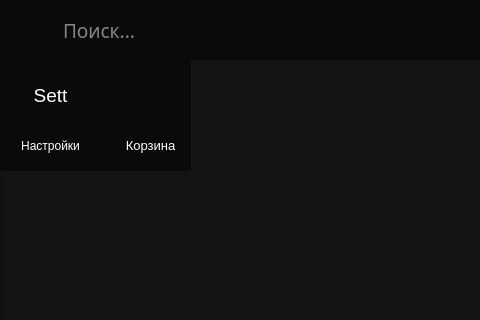
The window that Note.ui (archeopteryx-bit/qt_yalyceum_project) describes before a commit, drawn with Qt 5; both pictures show x 0 to 480 and y 0 to 320 of the 803 by 634 pixel window.
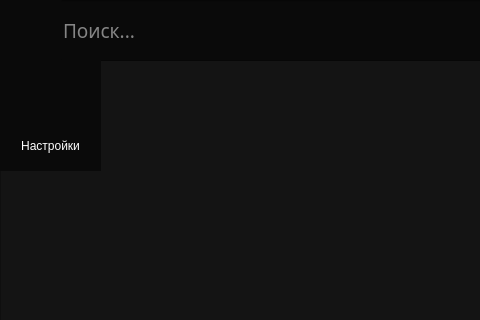
The same window after the commit. Icons and pictures are not drawn.

Diff of the .ui file:
```diff
--- a/Note.ui
+++ b/Note.ui
@@ -211,7 +211,7 @@
      <rect>
       <x>0</x>
       <y>60</y>
-      <width>191</width>
+      <width>101</width>
       <height>111</height>
      </rect>
     </property>
@@ -236,35 +236,7 @@
       <string notr="true">color: rgb(255, 255, 255);</string>
      </property>
      <property name="text">
-      <string>Sett</string>
-     </property>
-     <property name="autoRepeat">
-      <bool>false</bool>
-     </property>
-     <property name="flat">
-      <bool>true</bool>
-     </property>
-    </widget>
-    <widget class="QPushButton" name="basket_button">
-     <property name="geometry">
-      <rect>
-       <x>110</x>
-       <y>0</y>
-       <width>81</width>
-       <height>71</height>
-      </rect>
-     </property>
-     <property name="font">
-      <font>
-       <pointsize>14</pointsize>
-      </font>
-     </property>
-     <property name="styleSheet">
-      <string notr="true">color: rgb(255, 255, 255);</string>
-     </property>
-     <property name="icon">
-      <iconset>
-       <normaloff>Sprites/basket.png</normaloff>Sprites/basket.png</iconset>
+      <string/>
      </property>
      <property name="iconSize">
       <size>
@@ -272,34 +244,13 @@
        <height>50</height>
       </size>
      </property>
+     <property name="autoRepeat">
+      <bool>false</bool>
+     </property>
      <property name="flat">
       <bool>true</bool>
      </property>
     </widget>
-    <widget class="QLabel" name="label_2">
-     <property name="geometry">
-      <rect>
-       <x>110</x>
-       <y>70</y>
-       <width>81</width>
-       <height>31</height>
-      </rect>
-     </property>
-     <property name="font">
-      <font>
-       <pointsize>10</pointsize>
-      </font>
-     </property>
-     <property name="styleSheet">
-      <string notr="true">color: rgb(255, 255, 255);</string>
-     </property>
-     <property name="text">
-      <string>Корзина</string>
-     </property>
-     <property name="alignment">
-      <set>Qt::AlignCenter</set>
-     </property>
-    </widget>
     <widget class="QLabel" name="label_3">
      <property name="geometry">
       <rect>
@@ -334,9 +285,17 @@
       <height>551</height>
      </rect>
     </property>
+    <property name="font">
+     <font>
+      <family>MS Shell Dlg 2</family>
+      <pointsize>14</pointsize>
+      <weight>50</weight>
+      <bold>false</bold>
+     </font>
+    </property>
    </widget>
-   <zorder>frame</zorder>
    <zorder>note_list</zorder>
+   <zorder>frame</zorder>
    <zorder>menu_widget</zorder>
   </widget>
   <widget class="QMenuBar" name="menubar">
```
